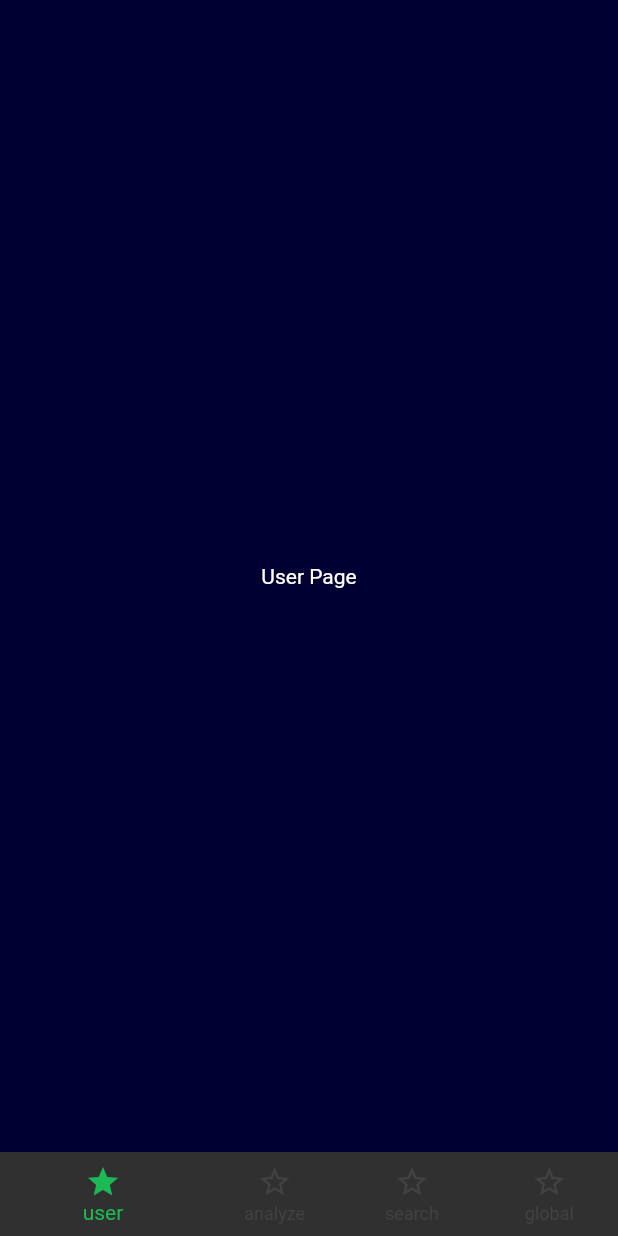
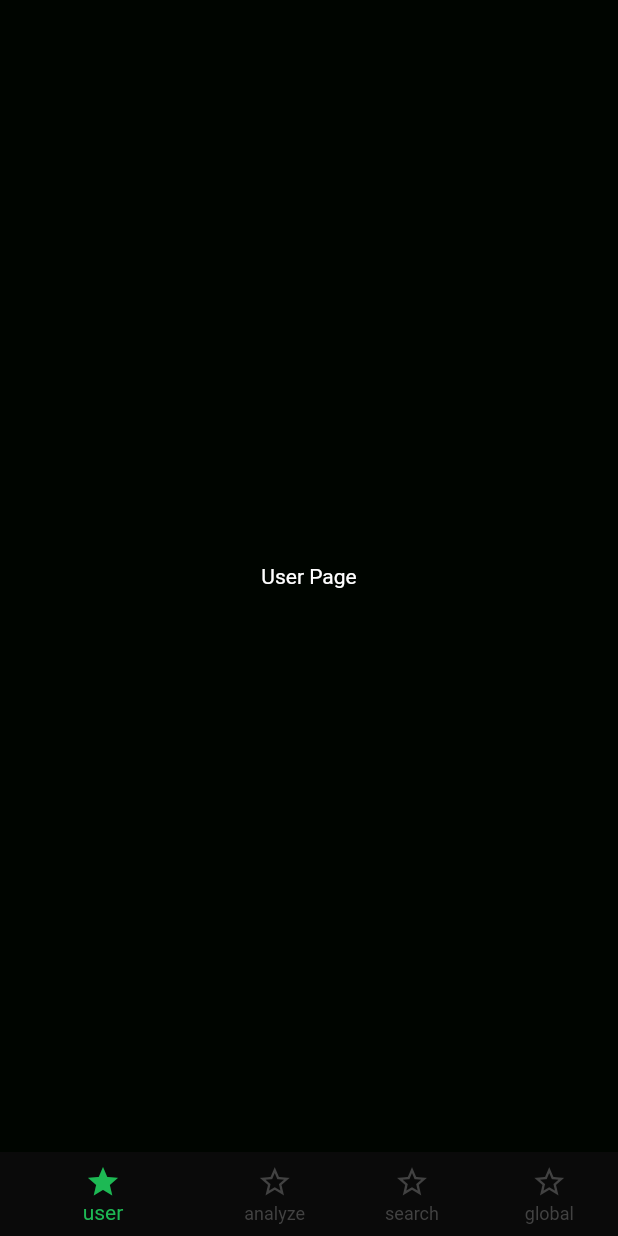
Before and after one commit to hunterkalinoski/spotify_extra, a Flutter app: the screen it shows after launch, on a phone screen of 412 x 824 dp. Run offline on Flutter 3.47's test engine with Material 2 defaults, Android fonts, the phone set to English and light mode, and no system bars; our stand-ins replace hooks_riverpod.

Commit message:
visual adjustments (colors)

```diff
--- a/lib/src/analyze_page.dart
+++ b/lib/src/analyze_page.dart
@@ -7,7 +7,7 @@ class AnalyzePage extends HookConsumerWidget {
   @override
   Widget build(BuildContext context, WidgetRef ref) {
     return Container(
-      color: const Color.fromRGBO(50, 0, 0, 100),
+      color: const Color.fromRGBO(0, 10, 0, 100),
       child: const Center(
         child: Text('Analyze Page'),
       ),
--- a/lib/src/app.dart
+++ b/lib/src/app.dart
@@ -7,12 +7,18 @@ class MyApp extends HookConsumerWidget {
 
   @override
   Widget build(BuildContext context, WidgetRef ref) {
+    const Color spotify_green = Color.fromRGBO(29, 185, 84, 1);
     return MaterialApp(
       title: 'Spotify Extra',
       home: Home(),
       theme: ThemeData(
         brightness: Brightness.dark,
-        primaryColor: const Color.fromRGBO(29, 185, 84, 100),
+        primaryColor: spotify_green,
+        splashColor: spotify_green,
+        highlightColor: spotify_green,
+        colorScheme: const ColorScheme.dark().copyWith(
+          secondary: spotify_green,
+        ),
       ),
     );
   }
--- a/lib/src/global_page.dart
+++ b/lib/src/global_page.dart
@@ -7,7 +7,7 @@ class GlobalPage extends HookConsumerWidget {
   @override
   Widget build(BuildContext context, WidgetRef ref) {
     return Container(
-      color: const Color.fromRGBO(50, 0, 50, 100),
+      color: const Color.fromRGBO(0, 20, 0, 100),
       child: const Center(
         child: Text('Global Page'),
       ),
--- a/lib/src/home.dart
+++ b/lib/src/home.dart
@@ -56,7 +56,11 @@ class Home extends HookConsumerWidget {
           HomePageBase(child: GlobalPage()),
         ],
       ),
-      bottomNavigationBar: BottomNavigationBar(
+      bottomNavigationBar: Theme(
+        data: ThemeData.dark().copyWith(
+          canvasColor: const Color.fromARGB(255, 10, 10, 10),
+        ),
+        child: BottomNavigationBar(
           selectedItemColor: Theme.of(context).primaryColor,
           showUnselectedLabels: true,
           currentIndex: currentPage,
@@ -66,23 +70,28 @@ class Home extends HookConsumerWidget {
               icon: Icon(Icons.star_border_outlined),
               activeIcon: Icon(Icons.star),
               label: 'user',
+              tooltip: '',
             ),
             BottomNavigationBarItem(
               icon: Icon(Icons.star_border_outlined),
               activeIcon: Icon(Icons.star),
               label: 'analyze',
+              tooltip: '',
             ),
             BottomNavigationBarItem(
               icon: Icon(Icons.star_border_outlined),
               activeIcon: Icon(Icons.star),
               label: 'search',
+              tooltip: '',
             ),
             BottomNavigationBarItem(
               icon: Icon(Icons.star_border_outlined),
               activeIcon: Icon(Icons.star),
               label: 'global',
+              tooltip: '',
             ),
           ],
+        ),
       ),
     );
   }
--- a/lib/src/search_page.dart
+++ b/lib/src/search_page.dart
@@ -7,7 +7,7 @@ class ShazamPage extends HookConsumerWidget {
   @override
   Widget build(BuildContext context, WidgetRef ref) {
     return Container(
-      color: const Color.fromRGBO(0, 50, 0, 100),
+      color: const Color.fromRGBO(0, 15, 0, 100),
       child: const Center(
         child: Text('Search Page'),
       ),
--- a/lib/src/user_page.dart
+++ b/lib/src/user_page.dart
@@ -7,7 +7,7 @@ class UserPage extends HookConsumerWidget {
   @override
   Widget build(BuildContext context, WidgetRef ref) {
     return Container(
-      color: const Color.fromRGBO(0, 0, 50, 100),
+      color: const Color.fromRGBO(0, 5, 0, 100),
       child: const Center(
         child: Text('User Page'),
       ),
```
Lines whose indentation alone changed are shown as unchanged.
